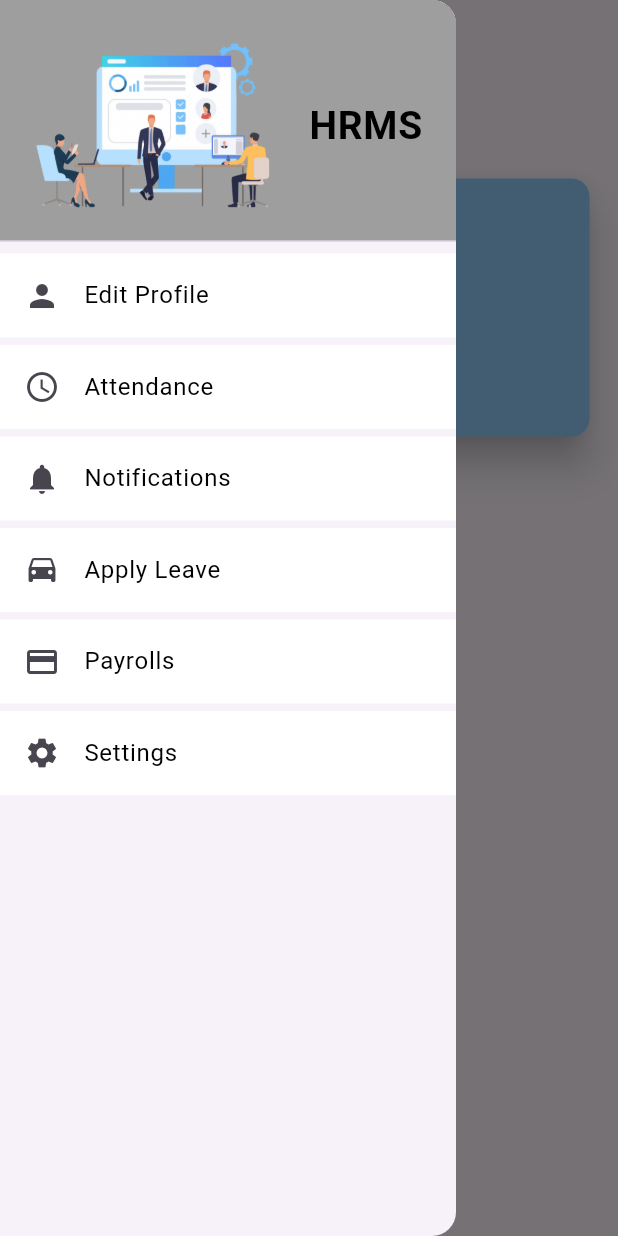
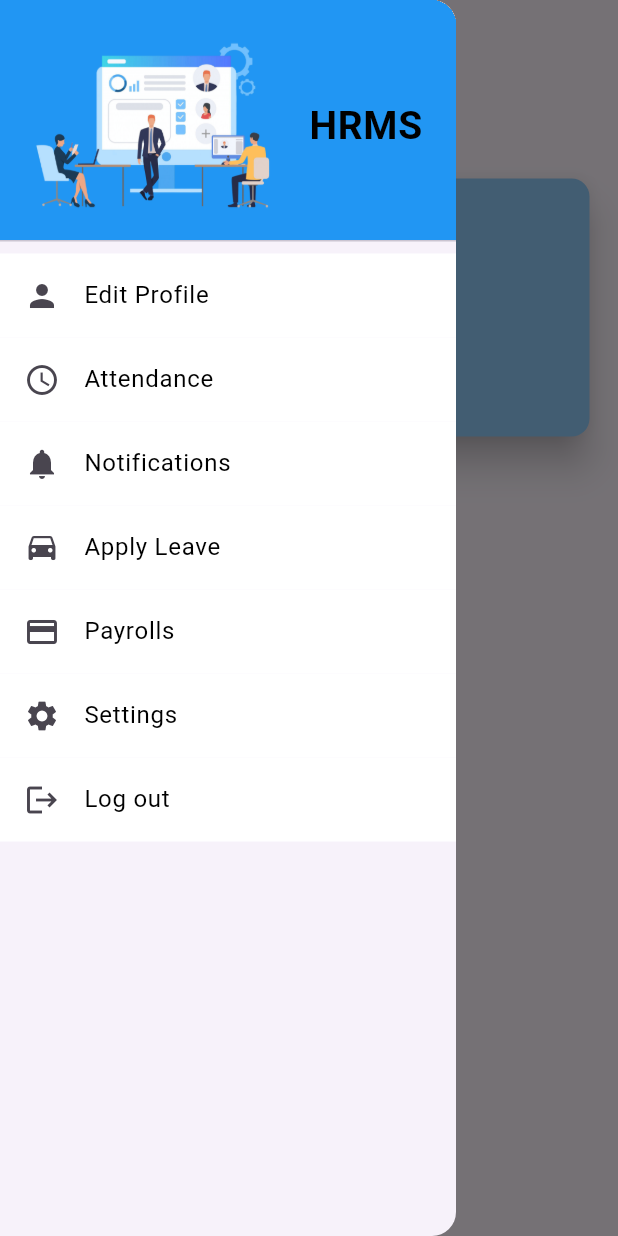
Before and after one commit to Rajdip1/HRMS, a Flutter app: the EmployeeHomeScreen screen opened directly, with the side drawer open, on a phone screen of 412 x 824 dp. Run offline on Flutter 3.47's test engine with Material 3 defaults, Android fonts, the phone set to English and light mode, and no system bars; our stand-ins replace cloud_firestore, csv, file_picker, firebase_auth, firebase_core, fluttertoast and 2 more; accounts and stored records are empty.

Commit message:
Made some changes
Moved Logout functionality to menu bars

```diff
--- a/lib/employee_management/employee_home_screen.dart
+++ b/lib/employee_management/employee_home_screen.dart
@@ -181,7 +181,7 @@ class _EmployeeHomeScreenState extends State<EmployeeHomeScreen> {
       child: ListView(
         children: [
           DrawerHeader(
-              decoration: BoxDecoration(color: Colors.grey),
+              decoration: BoxDecoration(color: Colors.blue),
               child: Row(
                 children: [
                   Container(
@@ -205,7 +205,8 @@ class _EmployeeHomeScreenState extends State<EmployeeHomeScreen> {
                     ),
                   ),
                 ],
-              )),
+              )
+          ),
           ListTile(
             leading: Icon(Icons.person),
             title: Text(
@@ -220,9 +221,6 @@ class _EmployeeHomeScreenState extends State<EmployeeHomeScreen> {
                       builder: (context) => EmployeeEditDetailsForm()));
             },
           ),
-          SizedBox(
-            height: 5,
-          ),
           ListTile(
             leading: Icon(Icons.schedule),
             title: Text(
@@ -232,9 +230,6 @@ class _EmployeeHomeScreenState extends State<EmployeeHomeScreen> {
             tileColor: Colors.white,
             onTap: () {},
           ),
-          SizedBox(
-            height: 5,
-          ),
           ListTile(
             leading: Icon(Icons.notifications),
             title: Text(
@@ -243,9 +238,6 @@ class _EmployeeHomeScreenState extends State<EmployeeHomeScreen> {
             ),
             tileColor: Colors.white,
             onTap: () {},
-          ),
-          SizedBox(
-            height: 5,
           ),
           ListTile(
             leading: Icon(Icons.time_to_leave),
@@ -258,9 +250,6 @@ class _EmployeeHomeScreenState extends State<EmployeeHomeScreen> {
               Navigator.push(context, MaterialPageRoute(builder: (context) => ApplyLeaveScreen()));
             },
           ),
-          SizedBox(
-            height: 5,
-          ),
           ListTile(
             leading: Icon(Icons.payment),
             title: Text(
@@ -270,16 +259,6 @@ class _EmployeeHomeScreenState extends State<EmployeeHomeScreen> {
             tileColor: Colors.white,
             onTap: () {},
           ),
-          // SizedBox(height: 5,),
-          // ListTile(
-          //   leading: Icon(Icons.settings),
-          //   title: Text('Settings',style: TextStyle(color: Colors.black),),
-          //   tileColor: Colors.white,
-          //   onTap: () {},
-          // ),
-          SizedBox(
-            height: 5,
-          ),
           ListTile(
             leading: Icon(Icons.settings),
             title: Text(
@@ -287,8 +266,20 @@ class _EmployeeHomeScreenState extends State<EmployeeHomeScreen> {
               style: TextStyle(color: Colors.black),
             ),
             tileColor: Colors.white,
+            onTap: () {
+              Navigator.push(context, MaterialPageRoute(builder: (context) => SettingsScreen()));
+            },
+          ),
+          ListTile(
+            leading: Icon(Icons.logout),
+            title: Text(
+              'Log out',
+              style: TextStyle(color: Colors.black),
+            ),
+            tileColor: Colors.white,
             onTap: () async {
-              Navigator.push(context, MaterialPageRoute(builder: (context) => SettingsScreen()));
+              await AuthServiceMethods().SignOut();
+              Navigator.push(context, MaterialPageRoute(builder: (context) => SignInScreen()));
             },
           )
         ],
```
Also changed, not shown: lib/employee_management/settings_screen.dart (+1 -15 lines), lib/screens/widgets/drawer_menu.dart (+8 -10 lines).
